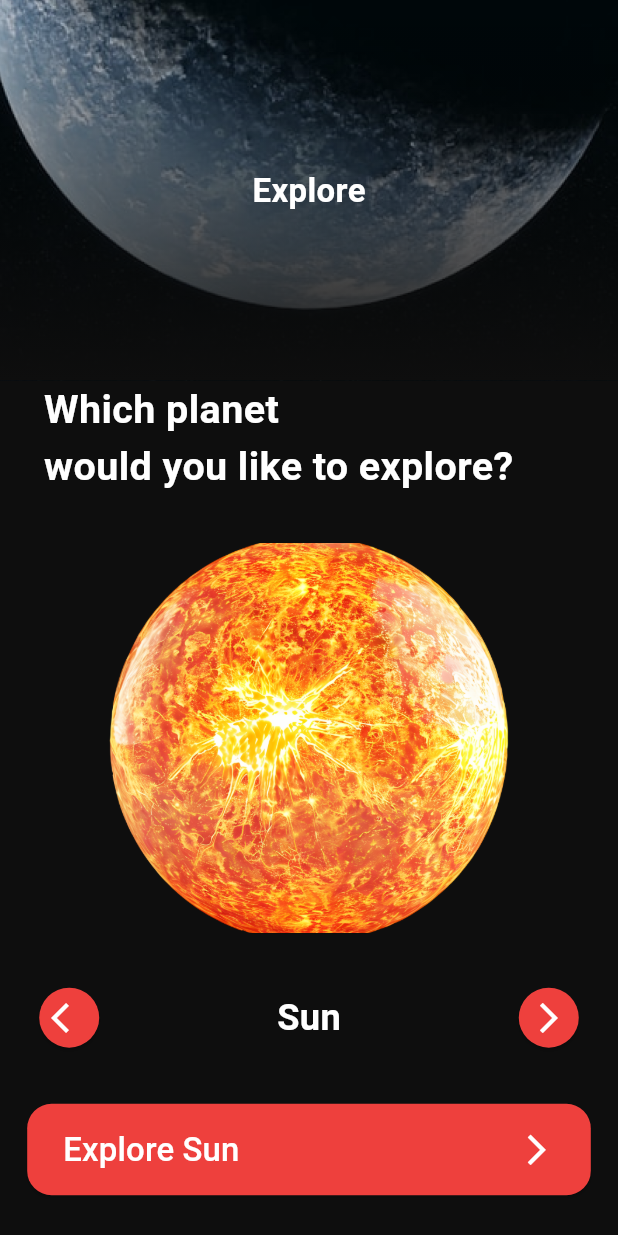
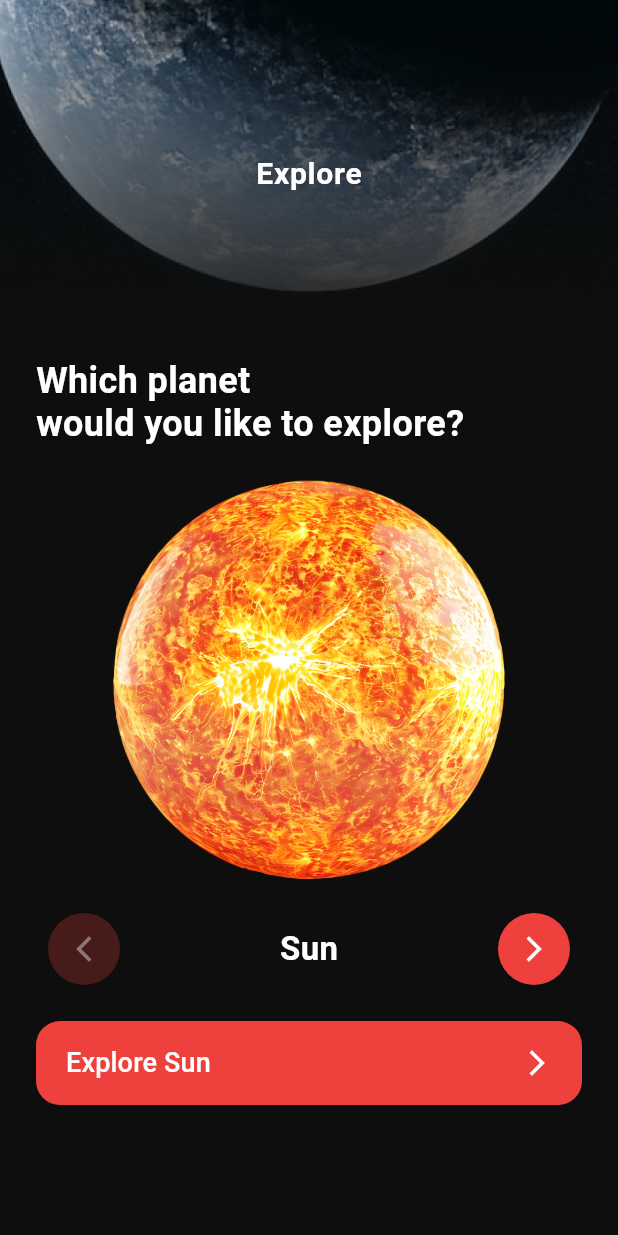
Before and after one commit to AbdQ4/space_app, a Flutter app: the screen it shows after launch, after a tap on "Explore", on a phone screen of 412 x 824 dp. Run offline on Flutter 3.47's test engine with Material 3 defaults, Android fonts, the phone set to English and light mode, and no system bars; missing offline and left inert: flutter_3d_controller.

Commit message:
refactor: make planet exploration responsive and state-driven

```diff
--- a/lib/core/theme_manager.dart
+++ b/lib/core/theme_manager.dart
@@ -3,6 +3,19 @@ import 'package:space_app/core/colors_manager.dart';
 
 class ThemeManager {
   static ThemeData get appTheme {
-    return ThemeData(scaffoldBackgroundColor: ColorsManager.black);
+    return ThemeData(
+      useMaterial3: true,
+      brightness: Brightness.dark,
+      scaffoldBackgroundColor: ColorsManager.black,
+      colorScheme: ColorScheme.fromSeed(
+        seedColor: ColorsManager.red,
+        brightness: Brightness.dark,
+        surface: ColorsManager.black,
+      ),
+      textTheme: const TextTheme(
+        bodyMedium: TextStyle(color: ColorsManager.white, height: 1.4),
+      ),
+      splashFactory: InkSparkle.splashFactory,
+    );
   }
 }
--- a/lib/main.dart
+++ b/lib/main.dart
@@ -1,17 +1,9 @@
 import 'package:flutter/material.dart';
-import 'package:flutter_inappwebview/flutter_inappwebview.dart';
 import 'package:provider/provider.dart';
 import 'package:space_app/controller/planet_selector.dart';
 import 'package:space_app/space_app.dart';
-import 'package:flutter_inappwebview_ios/flutter_inappwebview_ios.dart';
-import 'package:flutter_inappwebview_android/flutter_inappwebview_android.dart';
 
-void main() async {
-  WidgetsFlutterBinding.ensureInitialized();
-  InAppWebViewPlatform.instance =
-      InAppWebViewPlatform.instance ?? AndroidInAppWebViewPlatform();
-  InAppWebViewPlatform.instance = IOSInAppWebViewPlatform();
-
+void main() {
   runApp(
     ChangeNotifierProvider(
       create: (_) => PlanetSelector(),
--- a/lib/model/planet_model.dart
+++ b/lib/model/planet_model.dart
@@ -5,7 +5,7 @@ class PlanetModel {
   final String title;
   final String about;
   final double distanceFromSun;
-  final double lenghtOfDay;
+  final double lengthOfDay;
   final double orbitalPeriod;
   final double radius;
   final String mass;
@@ -19,7 +19,7 @@ class PlanetModel {
     required this.title,
     required this.about,
     required this.distanceFromSun,
-    required this.lenghtOfDay,
+    required this.lengthOfDay,
     required this.orbitalPeriod,
     required this.radius,
     required this.mass,
@@ -36,7 +36,7 @@ class PlanetModel {
       about:
           "The Sun is the heart of our solar system — a giant sphere of glowing plasma that provides heat, light, and life to Earth. Its powerful gravity holds all planets in orbit, while nuclear fusion at its core releases enormous energy every second.",
       distanceFromSun: 0,
-      lenghtOfDay: 0,
+      lengthOfDay: 0,
       orbitalPeriod: 0,
       radius: 695700,
       mass: "1.989 × 10³⁰",
@@ -52,7 +52,7 @@ class PlanetModel {
       about:
           "Mercury is the closest planet to the Sun and the smallest in our solar system. It races around the Sun faster than any other planet, completing an orbit in just 88 days. Its surface is covered with craters, much like Earth's Moon.",
       distanceFromSun: 57909227,
-      lenghtOfDay: 1407.6,
+      lengthOfDay: 1407.6,
       orbitalPeriod: 0.24,
       radius: 2439.7,
       mass: "3.301 × 10²³",
@@ -68,7 +68,7 @@ class PlanetModel {
       about:
           "Venus is nearly the same size as Earth but covered in thick clouds of sulfuric acid and a dense carbon dioxide atmosphere. It traps heat in a runaway greenhouse effect, making it the hottest planet in our solar system.",
       distanceFromSun: 108209475,
-      lenghtOfDay: 5832.5,
+      lengthOfDay: 5832.5,
       orbitalPeriod: 0.62,
       radius: 6051.8,
       mass: "4.867 × 10²⁴",
@@ -84,7 +84,7 @@ class PlanetModel {
       about:
           "Earth is the only known planet to support life, with vast oceans, diverse climates, and a protective atmosphere. Its magnetic field shields it from harmful solar radiation while the Moon stabilizes its rotation.",
       distanceFromSun: 149598262,
-      lenghtOfDay: 24,
+      lengthOfDay: 24,
       orbitalPeriod: 1.0,
       radius: 6371,
       mass: "5.972 × 10²⁴",
@@ -100,7 +100,7 @@ class PlanetModel {
       about:
           "Mars is a cold, desert world with iron-rich soil giving it a reddish color. It has the largest volcano and canyon in the solar system, and evidence suggests it once had liquid water on its surface.",
       distanceFromSun: 227943824,
-      lenghtOfDay: 24.6,
+      lengthOfDay: 24.6,
       orbitalPeriod: 1.88,
       radius: 3389.5,
       mass: "6.417 × 10²³",
@@ -116,7 +116,7 @@ class PlanetModel {
       about:
           "Jupiter is the largest planet, a gas giant with swirling clouds and the Great Red Spot — a storm larger than Earth that has raged for centuries. It has more than 90 moons and immense magnetic fields.",
       distanceFromSun: 778340821,
-      lenghtOfDay: 9.9,
+      lengthOfDay: 9.9,
       orbitalPeriod: 11.86,
       radius: 69911,
       mass: "1.898 × 10²⁷",
@@ -132,7 +132,7 @@ class PlanetModel {
       about:
           "Saturn is famous for its beautiful rings made of ice and rock. It’s a massive gas giant with strong winds and dozens of moons — including Titan, which has a thick atmosphere and lakes of liquid methane.",
       distanceFromSun: 1426666422,
-      lenghtOfDay: 10.7,
+      lengthOfDay: 10.7,
       orbitalPeriod: 29.46,
       radius: 58232,
       mass: "5.683 × 10²⁶",
@@ -148,7 +148,7 @@ class PlanetModel {
       about:
           "Uranus rotates on its side, making its seasons last over 20 years each. It has a pale blue-green color due to methane gas in its atmosphere and is one of the coldest planets in the solar system.",
       distanceFromSun: 2870658186,
-      lenghtOfDay: 17.2,
+      lengthOfDay: 17.2,
       orbitalPeriod: 84.01,
       radius: 25362,
       mass: "8.681 × 10²⁵",
@@ -164,7 +164,7 @@ class PlanetModel {
       about:
           "Neptune is the farthest planet from the Sun, with deep blue clouds and the strongest winds in the solar system. Its storms can reach speeds over 2,000 km/h, and it has faint rings and 14 known moons.",
       distanceFromSun: 4498396441,
-      lenghtOfDay: 16.1,
+      lengthOfDay: 16.1,
       orbitalPeriod: 164.8,
       radius: 24622,
       mass: "1.024 × 10²⁶",
--- a/lib/space_app.dart
+++ b/lib/space_app.dart
@@ -1,5 +1,4 @@
 import 'package:flutter/material.dart';
-import 'package:flutter_screenutil/flutter_screenutil.dart';
 import 'package:space_app/core/routes_manager.dart';
 import 'package:space_app/core/theme_manager.dart';
 
@@ -8,14 +7,12 @@ class SpaceApp extends StatelessWidget {
 
   @override
   Widget build(BuildContext context) {
-    return ScreenUtilInit(
-      designSize: Size(375, 812),
-      builder: (context, child) => MaterialApp(
-        debugShowCheckedModeBanner: false,
-        routes: RoutesManager.appRoutes,
-        initialRoute: '/',
-        theme: ThemeManager.appTheme,
-      ),
+    return MaterialApp(
+      title: 'Space Explorer',
+      debugShowCheckedModeBanner: false,
+      routes: RoutesManager.appRoutes,
+      initialRoute: '/',
+      theme: ThemeManager.appTheme,
     );
   }
 }
--- a/lib/view/home_screen.dart
+++ b/lib/view/home_screen.dart
@@ -1,5 +1,4 @@
 import 'package:flutter/material.dart';
-import 'package:flutter_screenutil/flutter_screenutil.dart';
 import 'package:provider/provider.dart';
 import 'package:space_app/controller/planet_selector.dart';
 import 'package:space_app/core/colors_manager.dart';
@@ -10,7 +9,8 @@ import 'package:space_app/widgets/custom_elevated_button.dart';
 import 'package:space_app/widgets/header.dart';
 
 class HomeScreen extends StatefulWidget {
-  HomeScreen({super.key});
+  const HomeScreen({super.key});
+
   static const String routeName = '/home';
 
   @override
@@ -18,12 +18,12 @@ class HomeScreen extends StatefulWidget {
 }
 
 class _HomeScreenState extends State<HomeScreen> {
-  late PageController _pageController;
+  late final PageController _pageController;
 
   @override
   void initState() {
     super.initState();
-    final selector = Provider.of<PlanetSelector>(context, listen: false);
+    final selector = context.read<PlanetSelector>();
     _pageController = PageController(initialPage: selector.selectedIndex);
   }
 
@@ -33,112 +33,116 @@ class _HomeScreenState extends State<HomeScreen> {
     super.dispose();
   }
 
+  void _showPlanet(int index) {
+    _pageController.animateToPage(
+      index,
+      duration: const Duration(milliseconds: 300),
+      curve: Curves.easeInOut,
+    );
+  }
+
   @override
   Widget build(BuildContext context) {
-    final planetSelector = Provider.of<PlanetSelector>(context);
-    PlanetModel? planet;
+    final planetSelector = context.watch<PlanetSelector>();
+    final selectedIndex = planetSelector.selectedIndex;
+    final selectedPlanet = PlanetModel.planets[selectedIndex];
+
     return Scaffold(
-      body: Column(
+      body: SafeArea(
+        bottom: false,
+        child: Column(
           children: [
-          // --- HEADER ---
-          Header(title: "Explore"),
-          Padding(
-            padding: REdgeInsets.only(right: 40),
-            child: Text(
-              "Which planet\nwould you like to explore?",
+            const Header(title: 'Explore'),
+            Expanded(
+              child: SingleChildScrollView(
+                padding: const EdgeInsets.only(bottom: 24),
+                child: Center(
+                  child: ConstrainedBox(
+                    constraints: const BoxConstraints(maxWidth: 560),
+                    child: Padding(
+                      padding: const EdgeInsets.fromLTRB(24, 8, 24, 0),
+                      child: Column(
+                        crossAxisAlignment: CrossAxisAlignment.stretch,
+                        children: [
+                          Text(
+                            'Which planet\nwould you like to explore?',
                             style: TextStyle(
                               color: ColorsManager.white,
-                fontSize: 24.sp,
+                              fontSize: 24,
+                              height: 1.2,
                               fontWeight: FontWeight.bold,
                             ),
                           ),
-          ),
-          SizedBox(height: 20.h),
-
-          // --- PLANET SWIPE SECTION ---
+                          const SizedBox(height: 16),
                           SizedBox(
-            height: 280.h,
-            width: 300.w,
+                            height: 280,
                             child: PageView.builder(
                               controller: _pageController,
                               itemCount: PlanetModel.planets.length,
-              onPageChanged: (index) {
-                planetSelector.selectPlanet(index);
-              },
+                              onPageChanged: planetSelector.selectPlanet,
                               itemBuilder: (context, index) {
-                planet = PlanetModel.planets[index];
-                return AnimatedContainer(
-                  duration: const Duration(milliseconds: 300),
-                  margin: REdgeInsets.symmetric(horizontal: 10),
-                  padding: REdgeInsets.all(12),
-
-                  child: Image.asset(planet!.imagePath, fit: BoxFit.cover),
+                                return Padding(
+                                  padding: const EdgeInsets.symmetric(
+                                    horizontal: 12,
+                                  ),
+                                  child: Image.asset(
+                                    PlanetModel.planets[index].imagePath,
+                                    fit: BoxFit.contain,
+                                  ),
                                 );
                               },
                             ),
                           ),
-
-          SizedBox(height: 20.h),
-
-          // --- PLANET NAME ---
-          Padding(
-            padding: REdgeInsets.symmetric(horizontal: 10),
-            child: Row(
+                          const SizedBox(height: 16),
+                          Row(
                             mainAxisAlignment: MainAxisAlignment.spaceBetween,
                             children: [
                               ChangePlanetButton(
-                  icon: Icons.arrow_back_ios,
-                  onPressed: () {
-                    if (planetSelector.selectedIndex > 0) {
-                      _pageController.previousPage(
-                        duration: const Duration(milliseconds: 300),
-                        curve: Curves.easeInOut,
-                      );
-                    }
-                  },
+                                icon: Icons.arrow_back_ios_new,
+                                onPressed: selectedIndex == 0
+                                    ? null
+                                    : () => _showPlanet(selectedIndex - 1),
                               ),
                               Text(
-                  PlanetModel.planets[planetSelector.selectedIndex].planetName,
-                  style: TextStyle(
+                                selectedPlanet.planetName,
+                                style: const TextStyle(
                                   color: ColorsManager.white,
-                    fontSize: 22.sp,
+                                  fontSize: 22,
                                   fontWeight: FontWeight.bold,
                                 ),
                               ),
                               ChangePlanetButton(
                                 icon: Icons.arrow_forward_ios,
+                                onPressed:
+                                    selectedIndex ==
+                                        PlanetModel.planets.length - 1
+                                    ? null
+                                    : () => _showPlanet(selectedIndex + 1),
+                              ),
+                            ],
+                          ),
+                          const SizedBox(height: 24),
+                          CustomElevatedButton(
+                            title: 'Explore',
+                            subTitle: selectedPlanet.planetName,
                             onPressed: () {
-                    if (planetSelector.selectedIndex <
-                        PlanetModel.planets.length - 1) {
-                      _pageController.nextPage(
-                        duration: const Duration(milliseconds: 300),
-                        curve: Curves.easeInOut,
+                              Navigator.pushNamed(
+                                context,
+                                DetailsScreen.routeName,
+                                arguments: selectedPlanet,
                               );
-                    }
                             },
                           ),
                         ],
                       ),
                     ),
-
-          // --- EXPLORE BUTTON ---
-          Padding(
-            padding: REdgeInsets.symmetric(horizontal: 10, vertical: 33),
-            child: CustomElevatedButton(
-              title: "Explore",
-              onPressed: () {
-                Navigator.pushNamed(
-                  context,
-                  DetailsScreen.routeName,
-                  arguments: planet,
-                );
-              },
-              subTitle:
-                  PlanetModel.planets[planetSelector.selectedIndex].planetName,
+                  ),
+                ),
               ),
             ),
           ],
         ),
+      ),
     );
   }
 }
--- a/lib/view/intro_screen.dart
+++ b/lib/view/intro_screen.dart
@@ -1,6 +1,6 @@
 import 'package:flutter/material.dart';
-import 'package:flutter_screenutil/flutter_screenutil.dart';
 import 'package:space_app/core/assets_manager.dart';
+import 'package:space_app/core/colors_manager.dart';
 import 'package:space_app/view/home_screen.dart';
 import 'package:space_app/widgets/custom_elevated_button.dart';
 
@@ -10,32 +10,50 @@ class IntroScreen extends StatelessWidget {
   @override
   Widget build(BuildContext context) {
     return Scaffold(
-      body: SafeArea(
+      body: Stack(
+        fit: StackFit.expand,
+        children: [
+          Image.asset(AssetsManager.background, fit: BoxFit.cover),
+          DecoratedBox(
+            decoration: BoxDecoration(
+              gradient: LinearGradient(
+                begin: Alignment.topCenter,
+                end: Alignment.bottomCenter,
+                colors: [
+                  Colors.transparent,
+                  ColorsManager.black.withValues(alpha: 0.35),
+                  ColorsManager.black,
+                ],
+                stops: const [0.35, 0.72, 1],
+              ),
+            ),
+          ),
+          SafeArea(
+            child: Center(
+              child: ConstrainedBox(
+                constraints: const BoxConstraints(maxWidth: 560),
+                child: Padding(
+                  padding: const EdgeInsets.symmetric(horizontal: 24),
                   child: Column(
+                    crossAxisAlignment: CrossAxisAlignment.start,
                     children: [
-            Stack(
-              children: [
-                Image.asset(
-                  AssetsManager.background,
-                  fit: BoxFit.cover,
-                  height: 733.h,
-                ),
-                Padding(
-                  padding: REdgeInsets.only(left: 20, top: 250),
-                  child: Text(
-                    "Explore\nthe\nUniverse",
+                      const Spacer(flex: 5),
+                      const Text(
+                        'Explore\nthe\nUniverse',
                         style: TextStyle(
-                      color: Colors.white,
-                      fontSize: 50.sp,
+                          color: ColorsManager.white,
+                          fontSize: 52,
+                          height: 0.98,
                           fontWeight: FontWeight.bold,
                         ),
-                    textAlign: TextAlign.left,
                       ),
-                ),
-                Padding(
-                  padding: REdgeInsets.only(left: 20, top: 670),
+                      const Spacer(flex: 4),
+                      Align(
+                        alignment: Alignment.center,
+                        child: ConstrainedBox(
+                          constraints: const BoxConstraints(maxWidth: 340),
                           child: CustomElevatedButton(
-                    title: "Explore",
+                            title: 'Explore',
                             onPressed: () {
                               Navigator.pushReplacementNamed(
                                 context,
@@ -44,10 +62,15 @@ class IntroScreen extends StatelessWidget {
                             },
                           ),
                         ),
+                      ),
+                      const SizedBox(height: 24),
                     ],
                   ),
+                ),
+              ),
+            ),
+          ),
         ],
-        ),
       ),
     );
   }
--- a/lib/widgets/change_planet_button.dart
+++ b/lib/widgets/change_planet_button.dart
@@ -9,7 +9,7 @@ class ChangePlanetButton extends StatelessWidget {
   });
 
   final IconData icon;
-  final VoidCallback onPressed;
+  final VoidCallback? onPressed;
 
   @override
   Widget build(BuildContext context) {
@@ -17,11 +17,14 @@ class ChangePlanetButton extends StatelessWidget {
       style: ElevatedButton.styleFrom(
         backgroundColor: ColorsManager.red,
         foregroundColor: ColorsManager.white,
-        shape: CircleBorder(),
-        alignment: Alignment.center,
+        disabledBackgroundColor: ColorsManager.red.withValues(alpha: 0.25),
+        disabledForegroundColor: ColorsManager.white.withValues(alpha: 0.4),
+        fixedSize: const Size.square(48),
+        padding: EdgeInsets.zero,
+        shape: const CircleBorder(),
       ),
       onPressed: onPressed,
-      child: Icon(icon, size: 24),
+      child: Icon(icon, size: 20),
     );
   }
 }
--- a/lib/widgets/custom_elevated_button.dart
+++ b/lib/widgets/custom_elevated_button.dart
@@ -1,38 +1,46 @@
 import 'package:flutter/material.dart';
-import 'package:flutter_screenutil/flutter_screenutil.dart';
 import 'package:space_app/core/colors_manager.dart';
 
-// ignore: must_be_immutable
 class CustomElevatedButton extends StatelessWidget {
-  CustomElevatedButton({
+  const CustomElevatedButton({
     super.key,
     required this.title,
     required this.onPressed,
-    this.subTitle = "",
+    this.subTitle = '',
   });
 
   final String title;
-  String subTitle;
+  final String subTitle;
   final VoidCallback onPressed;
 
   @override
   Widget build(BuildContext context) {
-    return ElevatedButton(
+    return SizedBox(
+      height: 56,
+      child: ElevatedButton(
         style: ElevatedButton.styleFrom(
           backgroundColor: ColorsManager.red,
           foregroundColor: ColorsManager.white,
-        fixedSize: Size(342.w, 60.h),
+          padding: const EdgeInsets.symmetric(horizontal: 20),
           shape: RoundedRectangleBorder(
-          borderRadius: BorderRadius.circular(16.r),
+            borderRadius: BorderRadius.circular(16),
           ),
         ),
         onPressed: onPressed,
         child: Row(
           mainAxisAlignment: MainAxisAlignment.spaceBetween,
           children: [
-          Text("$title $subTitle", style: TextStyle(fontSize: 20.sp)),
-          Icon(Icons.arrow_forward_ios, size: 22.sp),
+            Flexible(
+              child: Text(
+                '$title $subTitle'.trim(),
+                overflow: TextOverflow.ellipsis,
+                style: const TextStyle(fontSize: 18),
+              ),
+            ),
+            const SizedBox(width: 12),
+            const Icon(Icons.arrow_forward_ios, size: 20),
           ],
+        ),
       ),
     );
   }
--- a/lib/widgets/header.dart
+++ b/lib/widgets/header.dart
@@ -1,5 +1,4 @@
 import 'package:flutter/material.dart';
-import 'package:flutter_screenutil/flutter_screenutil.dart';
 import 'package:space_app/core/assets_manager.dart';
 import 'package:space_app/core/colors_manager.dart';
 
@@ -10,19 +9,24 @@ class Header extends StatelessWidget {
 
   @override
   Widget build(BuildContext context) {
+    final height = (MediaQuery.sizeOf(context).height * 0.28).clamp(
+      180.0,
+      260.0,
+    );
+
     return SizedBox(
-      height: 250.h,
+      height: height,
       width: double.infinity,
       child: Stack(
         fit: StackFit.expand,
         children: [
           Image.asset(AssetsManager.appBarBackground, fit: BoxFit.cover),
-          Container(
+          DecoratedBox(
             decoration: BoxDecoration(
               gradient: LinearGradient(
                 colors: [
-                  ColorsManager.black.withOpacity(1),
-                  Colors.transparent,
+                  ColorsManager.black,
+                  ColorsManager.black.withValues(alpha: 0),
                 ],
                 begin: Alignment.bottomCenter,
                 end: Alignment.topCenter,
@@ -32,10 +36,11 @@ class Header extends StatelessWidget {
           Center(
             child: Text(
               title,
-              style: TextStyle(
+              style: const TextStyle(
                 color: ColorsManager.white,
-                fontSize: 20.sp,
+                fontSize: 20,
                 fontWeight: FontWeight.bold,
+                letterSpacing: 0.5,
               ),
             ),
           ),
```
Also changed, not shown: lib/controller/planet_selector.dart (+2 -14 lines), lib/view/details_screen.dart (+121 -102 lines), 1 other file. Lines whose indentation alone changed are shown as unchanged.
